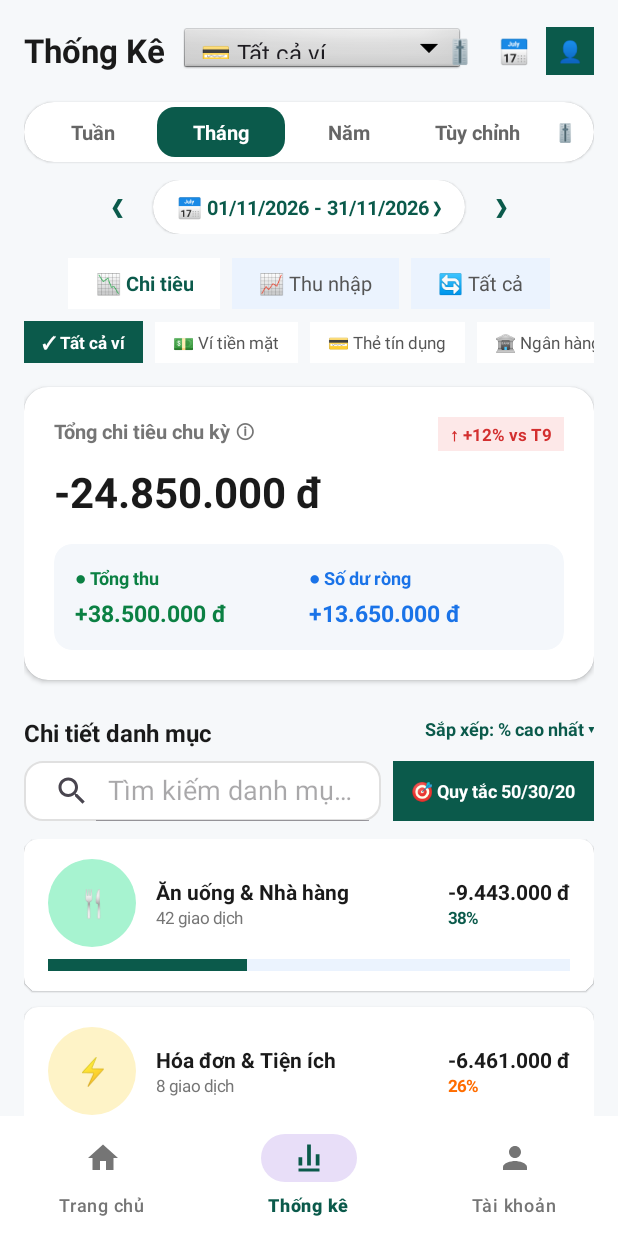
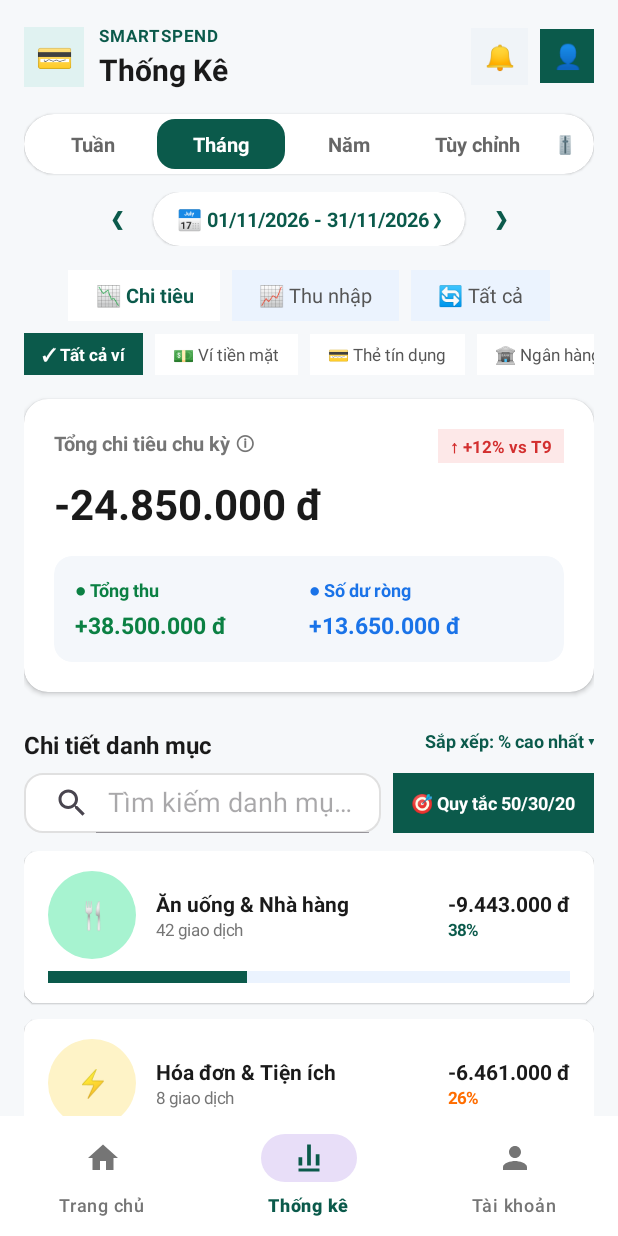
Before and after one commit to kietnt1905/SmartSpend-Android, an Android app: the screen it shows after launch (MainActivity), item 2 of the bottom bar chosen, on a phone screen of 412 x 824 dp. Run offline under Robolectric (Android 15) with nearby library versions, the phone set to English and light mode, and no system bars; 1 statement that could not run was skipped.

Commit message:
Thinh: Cap nhat them giao dien Statistic

```diff
--- a/app/src/main/java/com/vhu/smartspend/ui/StatisticFragment.java
+++ b/app/src/main/java/com/vhu/smartspend/ui/StatisticFragment.java
@@ -110,7 +110,6 @@ public class StatisticFragment extends Fragment {
         selectedDay = currentCalendar.get(Calendar.DAY_OF_MONTH);
 
         initViews(view);
-        setupWalletSpinner();
         setupTimeFilterTabs();
         setupDatePicker();
         setupInstantSearchView();
@@ -128,7 +127,6 @@ public class StatisticFragment extends Fragment {
 
     private void initViews(View view) {
         nestedScrollView = view.findViewById(R.id.nestedScrollView);
-        spWalletFilter = view.findViewById(R.id.spWalletFilter);
         tabWeek = view.findViewById(R.id.tabWeek);
         tabMonth = view.findViewById(R.id.tabMonth);
         tabYear = view.findViewById(R.id.tabYear);
--- a/app/src/main/res/layout/fragment_statistic.xml
+++ b/app/src/main/res/layout/fragment_statistic.xml
@@ -15,11 +15,12 @@
         android:orientation="vertical"
         android:padding="16dp">
 
-        <!-- 1. Header Top Bar -->
+        <!-- 1. Header Top Bar (SmartSpend Logo & Title + Notification & Avatar) -->
         <RelativeLayout
             android:layout_width="match_parent"
             android:layout_height="wrap_content">
 
+            <!-- Left: App Logo + SMARTSPEND / Thống Kê -->
             <LinearLayout
                 android:layout_width="wrap_content"
                 android:layout_height="wrap_content"
@@ -29,29 +30,41 @@
                 android:orientation="horizontal">
 
                 <TextView
-                    android:id="@+id/tvHeaderTitle"
+                    android:layout_width="40dp"
+                    android:layout_height="40dp"
+                    android:background="#E0F2F1"
+                    android:gravity="center"
+                    android:text="💳"
+                    android:textSize="20sp" />
+
+                <LinearLayout
                     android:layout_width="wrap_content"
                     android:layout_height="wrap_content"
-                    android:text="Thống Kê"
-                    android:textColor="#1A1A1A"
-                    android:textSize="22sp"
-                    android:textStyle="bold" />
+                    android:layout_marginStart="10dp"
+                    android:orientation="vertical">
 
-                <Space
-                    android:layout_width="10dp"
-                    android:layout_height="wrap_content" />
+                    <TextView
+                        android:layout_width="wrap_content"
+                        android:layout_height="wrap_content"
+                        android:letterSpacing="0.05"
+                        android:text="SMARTSPEND"
+                        android:textColor="#0B5A4B"
+                        android:textSize="11sp"
+                        android:textStyle="bold" />
 
-                <!-- Wallet Selector Spinner Pill -->
-                <Spinner
-                    android:id="@+id/spWalletFilter"
-                    android:layout_width="wrap_content"
-                    android:layout_height="34dp"
-                    android:background="@android:drawable/btn_dropdown"
-                    android:paddingStart="6dp"
-                    android:paddingEnd="6dp" />
+                    <TextView
+                        android:id="@+id/tvHeaderTitle"
+                        android:layout_width="wrap_content"
+                        android:layout_height="wrap_content"
+                        android:layout_marginTop="1dp"
+                        android:text="Thống Kê"
+                        android:textColor="#1A1A1A"
+                        android:textSize="20sp"
+                        android:textStyle="bold" />
+                </LinearLayout>
             </LinearLayout>
 
-            <!-- Action Icons -->
+            <!-- Right: Notification Bell 🔔 + User Avatar 👤 -->
             <LinearLayout
                 android:layout_width="wrap_content"
                 android:layout_height="wrap_content"
@@ -61,29 +74,23 @@
                 android:orientation="horizontal">
 
                 <TextView
-                    android:layout_width="36dp"
-                    android:layout_height="36dp"
+                    android:id="@+id/btnHeaderNotification"
+                    android:layout_width="38dp"
+                    android:layout_height="38dp"
+                    android:background="#F0F4F8"
                     android:gravity="center"
-                    android:text="🎚️"
+                    android:text="🔔"
                     android:textSize="16sp" />
 
                 <TextView
-                    android:id="@+id/btnCalendarHeader"
                     android:layout_width="36dp"
                     android:layout_height="36dp"
-                    android:gravity="center"
-                    android:text="📅"
-                    android:textSize="16sp" />
-
-                <TextView
-                    android:layout_width="32dp"
-                    android:layout_height="32dp"
-                    android:layout_marginStart="4dp"
+                    android:layout_marginStart="8dp"
                     android:background="#0B5A4B"
                     android:gravity="center"
                     android:text="👤"
                     android:textColor="#FFFFFF"
-                    android:textSize="14sp" />
+                    android:textSize="16sp" />
             </LinearLayout>
         </RelativeLayout>
 
```
